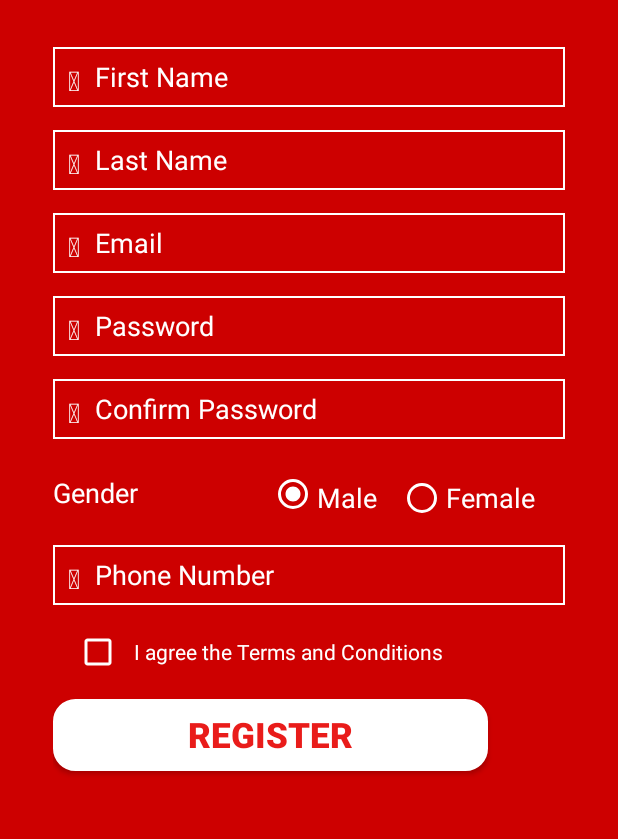
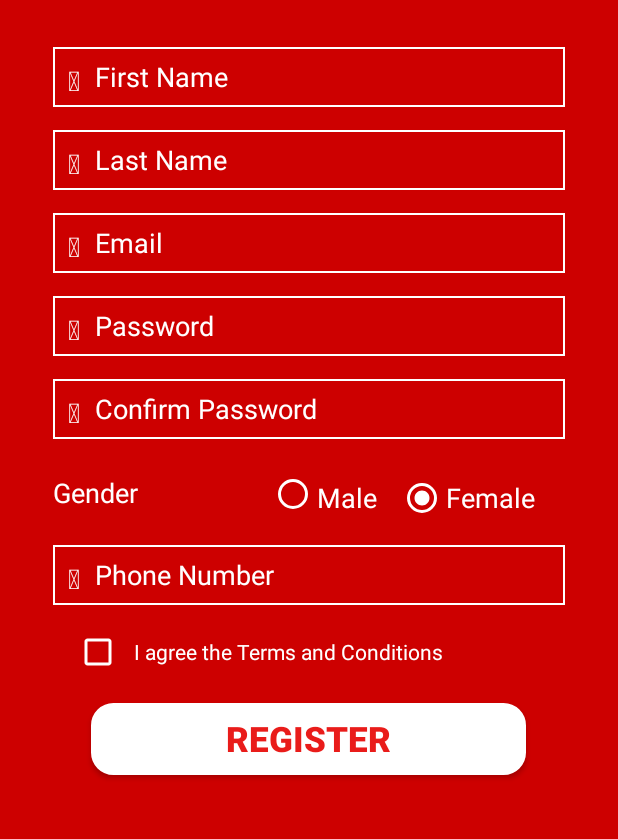
Before and after one commit to raj-gogri/Android_Neostore, an Android app: the screen it shows after launch (MainActivity), after a tap on "REGISTER", on a phone screen of 412 x 824 dp, the part 175-1014 px from its top. Run offline under Robolectric (Android 15) with nearby library versions, the phone set to English and light mode, and no system bars; our stand-ins replace data binding; libraries missing offline, so code that uses them is left out: org.stringtemplate.v4, rx.android.schedulers, rx.schedulers; 17 statements that could not run were skipped; 2 other taps on this screen came first.

```diff
--- a/app/src/main/java/com/neosoft/neostore/Activities/MainActivity.java
+++ b/app/src/main/java/com/neosoft/neostore/Activities/MainActivity.java
@@ -42,12 +42,12 @@ import rx.schedulers.Schedulers;
 public class MainActivity extends AppCompatActivity {
 
 
-	private String first,last,emailId,pass,confirmPass,num,radio1;
+//	private String first,last,emailId,pass,confirmPass,num,radio1;
 	private ActivityMainBinding binding;
-	private RadioButton         radioButton,male,female;
-	private RadioGroup radioGroup;
-	int selectID;
-	String selection;
+//	private RadioButton         radioButton,male,female;
+//	private RadioGroup radioGroup;
+//	int selectID;
+//	String selection;
 
 	@Override
 	protected void onCreate( Bundle savedInstanceState ) {
@@ -62,170 +62,170 @@ public class MainActivity extends AppCompatActivity {
 
 		binding.setActivity( this );
 
-		binding.BtnRegister.setOnClickListener( new View.OnClickListener() {
-			@Override
-			public void onClick( View v ) {
-
-				first = binding.getRegister().getFirstName();
-				last = binding.getRegister().getLastName();
-				emailId = binding.getRegister().getEmail();
-				pass = binding.getRegister().getPassword();
-				confirmPass = binding.getRegister().getConfirmPassword();
-				radio1 = binding.getRegister().getGender();
-				num = binding.getRegister().getPhoneNumber();
-
-
-
-				int selectedId = binding.radio.getCheckedRadioButtonId();
-
-				radioButton = (RadioButton) findViewById(selectedId);
-
-				radio1 = radioButton.getText().toString();
-
-
-				if(binding.getRegister().isValid()){
-
-					if(binding.checkBoxConditions.isChecked()){
-
-						if(binding.getRegister().getEmail().matches( getResources().getString( R.string.email_pattern ) )){
-
-
-							userPost();
-
-
-
-
-
-						}else {
-
-							Toast.makeText(getApplicationContext(),"Please enter a valid Email Id",Toast.LENGTH_LONG).show();
-
-
-						}
-
-
-					}else {
-
-						Toast.makeText(getApplicationContext(),"Please check the terms and conditions",Toast.LENGTH_LONG).show();
-					}
-				}else {
-
-					 Toast.makeText(getApplicationContext(),"Please fill all the values",Toast.LENGTH_LONG).show();
-				}
-
-
-			}
-		} );
-
-
-
-
-
-//		Toolbar toolbar = (Toolbar ) findViewById( R.id.toolbar);
-//		setSupportActionBar(toolbar);
-//		getSupportActionBar().setDisplayShowTitleEnabled( false );
-//		toolbar.setTitle( null );
-//		setSupportActionBar(toolbar);
-//		ActionBar actionBar = getSupportActionBar();
-//		if(actionBar != null)
-//			getSupportActionBar().setDisplayHomeAsUpEnabled(true);
-	}
-
-
-
-
-	private void clearText() {
-
-		binding.editTextFirstName.setText( "" );
-		binding.editTextLastName.setText( "" );
-		binding.editTextEmail.setText( "" );
-		binding.editTextPassword.setText( "" );
-		binding.editTextConfirmPassword.setText( "" );
-		binding.editTextPhone.setText( "" );
-		binding.checkBoxConditions.setChecked( false );
-
-	}
-
-	private void userPost( ) {
-
-
-		//TODO code for RX Android
-
-//		ServiceInterface serviceInterface = ApiClient.getObservableClient( POST_REGISTER_URL ).create( ServiceInterface.class );
+//		binding.BtnRegister.setOnClickListener( new View.OnClickListener() {
+//			@Override
+//			public void onClick( View v ) {
 //
-//
-//		Observable< Register > observable = serviceInterface.postUserDetails( first, last, emailId, pass, confirmPass,radio1 ,num );
-//
-//		observable.subscribeOn( Schedulers.newThread() )
-//
-//				.observeOn( AndroidSchedulers.mainThread() )
-//
-//
-//				.subscribe( new Subscriber< Register >() {
-//					@Override
-//					public void onCompleted() {
-//
-//
-//					}
-//
-//					@Override
-//					public void onError( Throwable e ) {
-//
-//						Log.e( "Failure", e.getMessage() );
-//
-//
-//					}
-//
-//					@Override
-//					public void onNext( Register register ) {
-//
-//						Log.d( "SUCCESS", register.toString());
+//				first = binding.getRegister().getFirstName();
+//				last = binding.getRegister().getLastName();
+//				emailId = binding.getRegister().getEmail();
+//				pass = binding.getRegister().getPassword();
+//				confirmPass = binding.getRegister().getConfirmPassword();
+//				radio1 = binding.getRegister().getGender();
+//				num = binding.getRegister().getPhoneNumber();
 //
 //
 //
+//				int selectedId = binding.radioGroup.getCheckedRadioButtonId();
+//
+//				radioButton = (RadioButton) findViewById(selectedId);
+//
+//				radio1 = radioButton.getText().toString();
+//
+//
+//				if(binding.getRegister().isValid()){
+//
+//					if(binding.checkBoxConditions.isChecked()){
+//
+//						if(binding.getRegister().getEmail().matches( getResources().getString( R.string.email_pattern ) )){
+//
+//
+//							userPost();
+//
+//
+//
+//
+//
+//						}else {
+//
+//							Toast.makeText(getApplicationContext(),"Please enter a valid Email Id",Toast.LENGTH_LONG).show();
+//
+//
+//						}
+//
+//
+//					}else {
+//
+//						Toast.makeText(getApplicationContext(),"Please check the terms and conditions",Toast.LENGTH_LONG).show();
 //					}
+//				}else {
 //
-//				} );
-
-
-		// TODO code for retrofit
-
-
-		ServiceInterface userService = ApiClient.getClient(getResources().getString( R.string.REGISTER_POST )).create( ServiceInterface.class );
-
-
-		Call<Register> call =  userService.postUserDetails(first, last, emailId, pass, confirmPass,radio1 ,num  );
-
-		call.enqueue( new Callback< Register >() {
-			@Override
-			public void onResponse( Call< Register > call, Response< Register > response ) {
-
-				if(response.isSuccessful()) {
-
-					Register registerNew = response.body();
-
-					Log.d( "success", response.message() );
-
-					Toast.makeText( getApplicationContext(),registerNew.getMessage(),Toast.LENGTH_SHORT ).show();
-
-					clearText();
-
-				}else {
-
-
-					Toast.makeText( getApplicationContext(),"Email Id already exist / Data is missing",Toast.LENGTH_SHORT ).show();
-
-				}
-
-			}
-
-			@Override
-			public void onFailure( Call< Register > call, Throwable t ) {
-
-				Log.e("Failed",t.toString() );
-
-			}
-		} );
+//					Toast.makeText(getApplicationContext(),"Please fill all the values",Toast.LENGTH_LONG).show();
+//				}
+//
+//
+//			}
+//		} );
+//
+//
+//
+//
+//
+////		Toolbar toolbar = (Toolbar ) findViewById( R.id.toolbar);
+////		setSupportActionBar(toolbar);
+////		getSupportActionBar().setDisplayShowTitleEnabled( false );
+////		toolbar.setTitle( null );
+////		setSupportActionBar(toolbar);
+////		ActionBar actionBar = getSupportActionBar();
+////		if(actionBar != null)
+////			getSupportActionBar().setDisplayHomeAsUpEnabled(true);
+//	}
+//
+//
+//
+//
+//	private void clearText() {
+//
+//		binding.editTextFirstName.setText( "" );
+//		binding.editTextLastName.setText( "" );
+//		binding.editTextEmail.setText( "" );
+//		binding.editTextPassword.setText( "" );
+//		binding.editTextConfirmPassword.setText( "" );
+//		binding.editTextPhone.setText( "" );
+//		binding.checkBoxConditions.setChecked( false );
+//
+//	}
+//
+//	private void userPost( ) {
+//
+//
+//		//TODO code for RX Android
+//
+////		ServiceInterface serviceInterface = ApiClient.getObservableClient( POST_REGISTER_URL ).create( ServiceInterface.class );
+////
+////
+////		Observable< Register > observable = serviceInterface.postUserDetails( first, last, emailId, pass, confirmPass,radio1 ,num );
+////
+////		observable.subscribeOn( Schedulers.newThread() )
+////
+////				.observeOn( AndroidSchedulers.mainThread() )
+////
+////
+////				.subscribe( new Subscriber< Register >() {
+////					@Override
+////					public void onCompleted() {
+////
+////
+////					}
+////
+////					@Override
+////					public void onError( Throwable e ) {
+////
+////						Log.e( "Failure", e.getMessage() );
+////
+////
+////					}
+////
+////					@Override
+////					public void onNext( Register register ) {
+////
+////						Log.d( "SUCCESS", register.toString());
+////
+////
+////
+////					}
+////
+////				} );
+//
+//
+//		// TODO code for retrofit
+//
+//
+//		ServiceInterface userService = ApiClient.getClient(getResources().getString( R.string.REGISTER_POST )).create( ServiceInterface.class );
+//
+//
+//		Call<Register> call =  userService.postUserDetails(first, last, emailId, pass, confirmPass,radio1 ,num  );
+//
+//		call.enqueue( new Callback< Register >() {
+//			@Override
+//			public void onResponse( Call< Register > call, Response< Register > response ) {
+//
+//				if(response.isSuccessful()) {
+//
+//					Register registerNew = response.body();
+//
+//					Log.d( "success", response.message() );
+//
+//					Toast.makeText( getApplicationContext(),registerNew.getMessage(),Toast.LENGTH_SHORT ).show();
+//
+//					clearText();
+//
+//				}else {
+//
+//
+//					Toast.makeText( getApplicationContext(),"Email Id already exist / Data is missing",Toast.LENGTH_SHORT ).show();
+//
+//				}
+//
+//			}
+//
+//			@Override
+//			public void onFailure( Call< Register > call, Throwable t ) {
+//
+//				Log.e("Failed",t.toString() );
+//
+//			}
+//		} );
 	}
 
 }
--- a/app/src/main/java/com/neosoft/neostore/Handler/MyHandler.java
+++ b/app/src/main/java/com/neosoft/neostore/Handler/MyHandler.java
@@ -3,17 +3,36 @@ package com.neosoft.neostore.Handler;
 import android.app.Activity;
 import android.content.Context;
 import android.content.Intent;
+import android.util.Log;
 import android.view.View;
+import android.widget.CheckBox;
+import android.widget.EditText;
+import android.widget.RadioButton;
+import android.widget.RadioGroup;
+import android.widget.Toast;
 
+import com.neosoft.neostore.API.ApiClient;
 import com.neosoft.neostore.Activities.Demo;
 import com.neosoft.neostore.Activities.MainActivity;
+import com.neosoft.neostore.Interface.ServiceInterface;
+import com.neosoft.neostore.Model.Register;
 import com.neosoft.neostore.R;
+
+import retrofit2.Call;
+import retrofit2.Callback;
+import retrofit2.Response;
 
 /**
  * Created by Nidhi on 15/3/17.
  */
 
 public class MyHandler {
+
+	private String first,last,emailId,pass,confirmPass,num,radio1;
+	EditText firstName;
+	private int selectedId;
+	private RadioButton radioButton;
+	private static final String REGISTER_URL = "http://staging.php-dev.in:8844/trainingapp/";
 
 	public void onNavigateButton( View view,Activity activity){
 
@@ -31,4 +50,196 @@ public class MyHandler {
 	}
 
 
+	public void onRadioButtonClicked(View view, Register registerNew){
+
+
+		switch ( view.getId()){
+			case R.id.radioButtonMale:
+				registerNew.setGender( "Male" );
+				Log.e( "Radio Male","male" );
+				break;
+			case R.id.radioButtonFemale:
+				registerNew.setGender( "Female" );
+				Log.e( "Radio Female","female" );
+				break;
+			default:
+				registerNew.setGender( "Male" );
+		}
+
+	}
+
+
+	public  void onRegisterBtn( final View view, Register registerNew){
+
+
+		first = registerNew.getFirstName();
+		last = registerNew.getLastName();
+		emailId = registerNew.getEmail();
+
+		pass = registerNew.getPassword();
+		radio1 = registerNew.getGender();
+		confirmPass = registerNew.getConfirmPassword();
+		num = registerNew.getPhoneNumber();
+
+
+
+		if(registerNew.isValid()){
+
+			//if( ){
+
+				if(registerNew.getEmail().matches( view.getContext().getResources().getString( R.string.email_pattern ) )){
+
+
+					ServiceInterface userService = ApiClient.getClient(REGISTER_URL ).create( ServiceInterface.class );
+
+
+					Call<Register> call =  userService.postUserDetails( first, last, emailId, pass, confirmPass, radio1 , num  );
+
+					call.enqueue( new Callback< Register >() {
+						@Override
+						public void onResponse( Call< Register > call, Response< Register > response ) {
+
+							if(response.isSuccessful()) {
+
+								Register registerNew = response.body();
+
+								Log.d( "success", response.message() );
+
+								Toast.makeText(view.getContext() ,registerNew.getMessage(),Toast.LENGTH_SHORT ).show();
+
+
+
+							}else {
+
+
+								Toast.makeText( view.getContext(),"Email Id already exist / Data is missing",Toast.LENGTH_SHORT ).show();
+
+							}
+
+						}
+
+						@Override
+						public void onFailure( Call< Register > call, Throwable t ) {
+
+							Log.e("Failed",t.toString() );
+
+						}
+
+
+					} );
+
+
+
+				}else {
+
+					Toast.makeText( view.getContext(), "Please enter a valid Email Id", Toast.LENGTH_LONG).show();
+
+
+				}
+
+
+//			}else {
+//
+//				Toast.makeText(view.getContext(),"Please check the terms and conditions",Toast.LENGTH_LONG).show();
+//			}
+		}else {
+
+			Toast.makeText(view.getContext(),"Please fill all the values",Toast.LENGTH_LONG).show();
+		}
+
+
+
+
+
+//
+//		binding.editTextFirstName.setText( "" );
+//		binding.editTextLastName.setText( "" );
+//		binding.editTextEmail.setText( "" );
+//		binding.editTextPassword.setText( "" );
+//		binding.editTextConfirmPassword.setText( "" );
+//		binding.editTextPhone.setText( "" );
+//		binding.checkBoxConditions.setChecked( false );
+
+	}
+
+
+
+		//TODO code for RX Android
+
+//		ServiceInterface serviceInterface = ApiClient.getObservableClient( POST_REGISTER_URL ).create( ServiceInterface.class );
+//
+//
+//		Observable< Register > observable = serviceInterface.postUserDetails( first, last, emailId, pass, confirmPass,radio1 ,num );
+//
+//		observable.subscribeOn( Schedulers.newThread() )
+//
+//				.observeOn( AndroidSchedulers.mainThread() )
+//
+//
+//				.subscribe( new Subscriber< Register >() {
+//					@Override
+//					public void onCompleted() {
+//
+//
+//					}
+//
+//					@Override
+//					public void onError( Throwable e ) {
+//
+//						Log.e( "Failure", e.getMessage() );
+//
+//
+//					}
+//
+//					@Override
+//					public void onNext( Register register ) {
+//
+//						Log.d( "SUCCESS", register.toString());
+//
+//
+//
+//					}
+//
+//				} );
+
+
+		// TODO code for retrofit
+
+//
+//		ServiceInterface userService = ApiClient.getClient(REGISTER_URL ).create( ServiceInterface.class );
+//
+//
+//		Call<Register> call =  userService.postUserDetails( first, last, emailId, pass, confirmPass, radio1 , num  );
+//
+//		call.enqueue( new Callback< Register >() {
+//			@Override
+//			public void onResponse( Call< Register > call, Response< Register > response ) {
+//
+//				if(response.isSuccessful()) {
+//
+//					Register registerNew = response.body();
+//
+//					Log.d( "success", response.message() );
+//
+//					Toast.makeText(view.getContext() ,registerNew.getMessage(),Toast.LENGTH_SHORT ).show();
+//
+//					clearText(v1);
+//
+//				}else {
+//
+//
+//					Toast.makeText( view.getContext(),"Email Id already exist / Data is missing",Toast.LENGTH_SHORT ).show();
+//
+//				}
+//
+//			}
+//
+//			@Override
+//			public void onFailure( Call< Register > call, Throwable t ) {
+//
+//				Log.e("Failed",t.toString() );
+//
+//			}
+//		} );
+//	}
 }
--- a/app/src/main/java/com/neosoft/neostore/Model/Register.java
+++ b/app/src/main/java/com/neosoft/neostore/Model/Register.java
@@ -28,7 +28,7 @@ public class Register extends BaseObservable{
 
 
 
-     @Bindable
+	@Bindable
 	public String getFirstName() {
 		return firstName;
 	}
--- a/app/src/main/res/layout/activity_main.xml
+++ b/app/src/main/res/layout/activity_main.xml
@@ -441,8 +441,7 @@
                     android:textSize="18dp"/>
 
                 <RadioGroup
-                    android:id="@+id/radio"
-
+                    android:id="@+id/radioGroup"
                     android:layout_width="wrap_content"
                     android:layout_height="wrap_content"
                     android:layout_alignParentEnd="true"
@@ -458,6 +457,8 @@
                         android:layout_alignParentStart="true"
                         android:layout_centerVertical="true"
                         android:layout_marginTop="23dp"
+                        android:onClick="@{(view)-> myHandler.onRadioButtonClicked(view,register)}"
+
                         android:buttonTint="@color/white"
                         android:checked="true"
                         android:text="@string/radio_male"
@@ -473,6 +474,8 @@
                         android:layout_marginLeft="14dp"
                         android:layout_marginRight="20sp"
                         android:layout_marginTop="23dp"
+                        android:onClick="@{(view)-> myHandler.onRadioButtonClicked(view,register)}"
+
                         android:layout_toEndOf="@+id/radioButtonMale"
                         android:layout_toRightOf="@+id/radioButtonMale"
                         android:buttonTint="@color/white"
@@ -481,6 +484,7 @@
                         android:textColor="#ffffff"
                         android:textSize="18dp"
                         bind:font="@{Constants.GOTHAM_FONTS}"/>
+
                 </RadioGroup>
 
 
@@ -492,7 +496,7 @@
                     android:layout_alignParentLeft="true"
                     android:layout_alignParentRight="true"
                     android:layout_alignParentStart="true"
-                    android:layout_below="@+id/radio"
+                    android:layout_below="@+id/radioGroup"
                     android:layout_marginTop="15sp"
                     android:background="@drawable/edittext_shape">
 
@@ -577,21 +581,20 @@
                     style="@style/button_selector"
                     android:layout_width="290dp"
                     android:layout_height="48dp"
-                    android:layout_alignParentLeft="true"
-                    android:layout_alignParentStart="true"
-                    android:layout_below="@+id/checkBoxConditions"
-                    android:layout_centerHorizontal="true"
-                    android:layout_marginTop="15dp"
+                    android:layout_marginTop="18dp"
                     android:shadowColor="#ffffff"
                     android:shadowDx="0"
                     android:shadowDy="0"
+                    android:onClick="@{(view)-> myHandler.onRegisterBtn(view,register)}"
+
                     android:shadowRadius="5"
                     android:text="Register"
                     android:textColor="#e91c1a"
                     android:textSize="23sp"
                     android:textStyle="bold"
                     bind:font="@{Constants.GOTHAM_FONTS}"
-                />
+                    android:layout_below="@+id/checkBoxConditions"
+                    android:layout_centerHorizontal="true"/>
                 <!--<EditText-->
                 <!--android:layout_width="@dimen/edittext_width"-->
                 <!--android:layout_height="@dimen/edittextt_height"-->
@@ -613,10 +616,9 @@
                 <!--android:layout_centerHorizontal="true"/>-->
 
 
+
             </RelativeLayout>
         </RelativeLayout>
     </ScrollView>
 
 </layout>
-
-    <!--android:onCheckedChanged="@{handler.onSplitTypeChanged}"-->
```
Also changed, not shown: app/build.gradle (+5 -3 lines).
